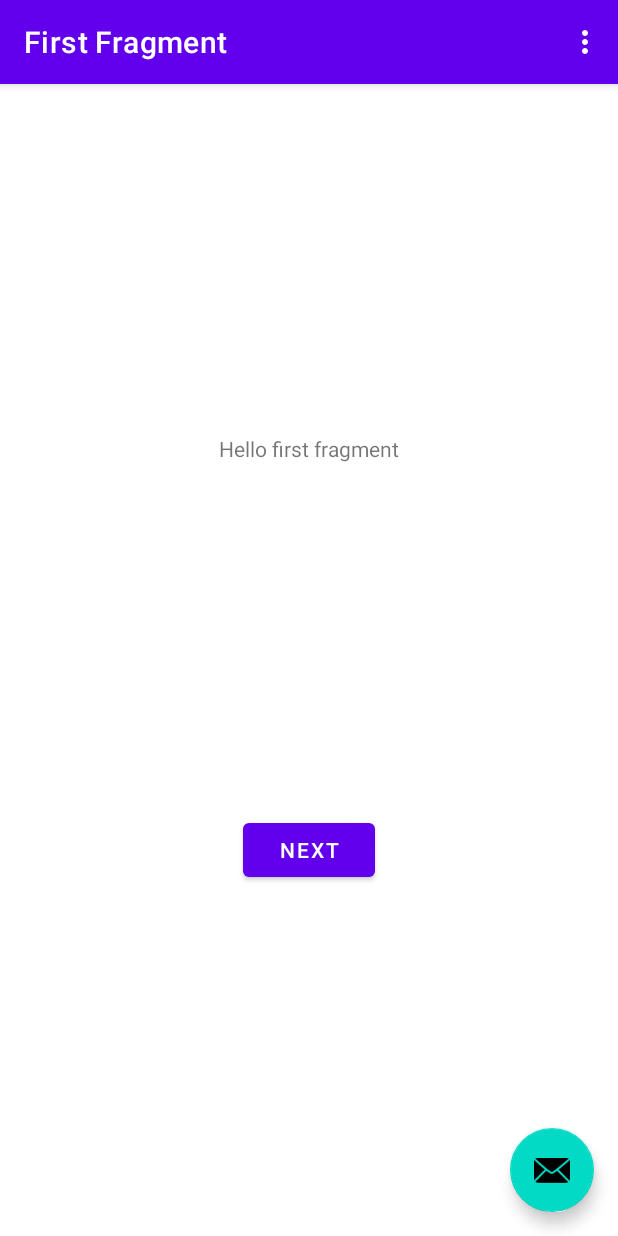
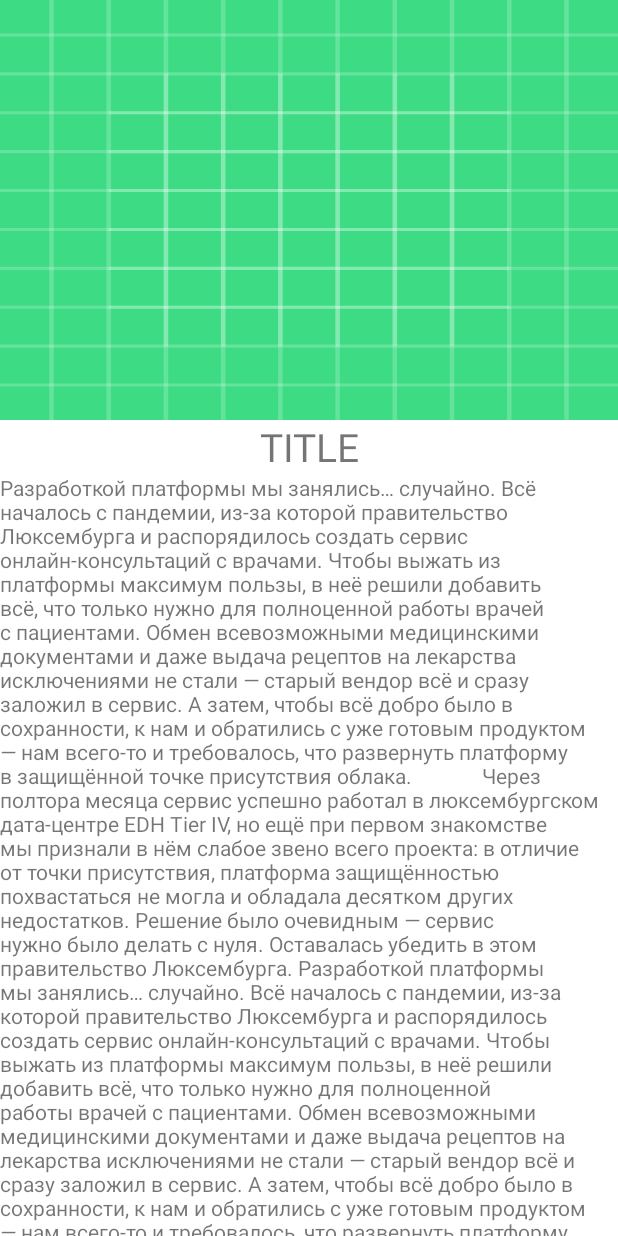
Before and after one commit to karateka-git/MotionLayoutTest, an Android app: the screen it shows after launch (MainActivity), on a phone screen of 412 x 824 dp. Run offline under Robolectric (Android 15) with nearby library versions, the phone set to English and light mode, and no system bars; our stand-ins replace navigation-ui.

Commit message:
add activity for youtube motion test

```diff
--- a/app/src/main/java/com/example/motionlayouttest/MainActivity.kt
+++ b/app/src/main/java/com/example/motionlayouttest/MainActivity.kt
@@ -1,13 +1,10 @@
 package com.example.motionlayouttest
 
 import android.os.Bundle
-import com.google.android.material.floatingactionbutton.FloatingActionButton
-import com.google.android.material.snackbar.Snackbar
 import androidx.appcompat.app.AppCompatActivity
 import androidx.navigation.findNavController
 import androidx.navigation.ui.AppBarConfiguration
 import androidx.navigation.ui.navigateUp
-import androidx.navigation.ui.setupActionBarWithNavController
 import android.view.Menu
 import android.view.MenuItem
 
@@ -17,17 +14,17 @@ class MainActivity : AppCompatActivity() {
 
     override fun onCreate(savedInstanceState: Bundle?) {
         super.onCreate(savedInstanceState)
-        setContentView(R.layout.activity_main)
+        setContentView(R.layout.activity_main_first_motion_element)
         setSupportActionBar(findViewById(R.id.toolbar))
 
-        val navController = findNavController(R.id.nav_host_fragment_content_main)
-        appBarConfiguration = AppBarConfiguration(navController.graph)
-        setupActionBarWithNavController(navController, appBarConfiguration)
+//        val navController = findNavController(R.id.nav_host_fragment_content_main)
+//        appBarConfiguration = AppBarConfiguration(navController.graph)
+//        setupActionBarWithNavController(navController, appBarConfiguration)
 
-        findViewById<FloatingActionButton>(R.id.fab).setOnClickListener { view ->
-            Snackbar.make(view, "Replace with your own action", Snackbar.LENGTH_LONG)
-                    .setAction("Action", null).show()
-        }
+//        findViewById<FloatingActionButton>(R.id.fab).setOnClickListener { view ->
+//            Snackbar.make(view, "Replace with your own action", Snackbar.LENGTH_LONG)
+//                    .setAction("Action", null).show()
+//        }
     }
 
     override fun onCreateOptionsMenu(menu: Menu): Boolean {
--- a/app/src/main/res/layout/activity_main_firest_motion_element.xml
+++ /dev/null
@@ -1,6 +0,0 @@
-<?xml version="1.0" encoding="utf-8"?>
-<androidx.constraintlayout.widget.ConstraintLayout xmlns:android="http://schemas.android.com/apk/res/android"
-    android:layout_width="match_parent"
-    android:layout_height="match_parent">
-
-</androidx.constraintlayout.widget.ConstraintLayout>
--- /dev/null
+++ b/app/src/main/res/layout/activity_main_first_motion_element.xml
@@ -0,0 +1,59 @@
+<?xml version="1.0" encoding="utf-8"?>
+<androidx.constraintlayout.widget.ConstraintLayout xmlns:android="http://schemas.android.com/apk/res/android"
+    xmlns:app="http://schemas.android.com/apk/res-auto"
+    android:layout_width="match_parent"
+    android:layout_height="match_parent">
+
+    <ImageView
+        android:id="@+id/backgroundImage"
+        android:layout_width="0dp"
+        android:layout_height="280dp"
+        app:layout_constraintEnd_toEndOf="parent"
+        app:layout_constraintStart_toStartOf="parent"
+        app:layout_constraintTop_toTopOf="parent"
+        android:background="@drawable/ic_launcher_background" />
+
+    <TextView
+        android:id="@+id/textTitle"
+        android:layout_width="wrap_content"
+        android:layout_height="wrap_content"
+        app:layout_constraintEnd_toEndOf="parent"
+        app:layout_constraintStart_toStartOf="parent"
+        app:layout_constraintTop_toBottomOf="@+id/backgroundImage"
+        android:text="TITLE"
+        android:textSize="26sp"
+        android:gravity="center" />
+
+    <ScrollView
+        android:id="@+id/textScroll"
+        android:layout_width="0dp"
+        android:layout_height="wrap_content"
+        app:layout_constraintEnd_toEndOf="parent"
+        app:layout_constraintStart_toStartOf="parent"
+        app:layout_constraintTop_toBottomOf="@+id/textTitle" >
+
+        <LinearLayout
+            android:layout_width="match_parent"
+            android:layout_height="0dp"
+            app:layout_constraintEnd_toEndOf="parent"
+            app:layout_constraintStart_toStartOf="parent"
+            app:layout_constraintTop_toTopOf="parent"
+            app:layout_constraintBottom_toBottomOf="parent">
+
+            <TextView
+                android:id="@+id/textScrollContent"
+                android:layout_width="match_parent"
+                android:layout_height="match_parent"
+                android:text="Разработкой платформы мы занялись… случайно. Всё началось с пандемии, из-за которой правительство Люксембурга и распорядилось создать сервис онлайн-консультаций с врачами. Чтобы выжать из платформы максимум пользы, в неё решили добавить всё, что только нужно для полноценной работы врачей с пациентами. Обмен всевозможными медицинскими документами и даже выдача рецептов на лекарства исключениями не стали — старый вендор всё и сразу заложил в сервис. А затем, чтобы всё добро было в сохранности, к нам и обратились с уже готовым продуктом — нам всего-то и требовалось, что развернуть платформу в защищённой точке присутствия облака.
+
+            Через полтора месяца сервис успешно работал в люксембургском дата-центре EDH Tier IV, но ещё при первом знакомстве мы признали в нём слабое звено всего проекта: в отличие от точки присутствия, платформа защищённостью похвастаться не могла и обладала десятком других недостатков. Решение было очевидным — сервис нужно было делать с нуля. Оставалась убедить в этом правительство Люксембурга.
+Разработкой платформы мы занялись… случайно. Всё началось с пандемии, из-за которой правительство Люксембурга и распорядилось создать сервис онлайн-консультаций с врачами. Чтобы выжать из платформы максимум пользы, в неё решили добавить всё, что только нужно для полноценной работы врачей с пациентами. Обмен всевозможными медицинскими документами и даже выдача рецептов на лекарства исключениями не стали — старый вендор всё и сразу заложил в сервис. А затем, чтобы всё добро было в сохранности, к нам и обратились с уже готовым продуктом — нам всего-то и требовалось, что развернуть платформу в защищённой точке присутствия облака.
+
+            Через полтора месяца сервис успешно работал в люксембургском дата-центре EDH Tier IV, но ещё при первом знакомстве мы признали в нём слабое звено всего проекта: в отличие от точки присутствия, платформа защищённостью похвастаться не могла и обладала десятком других недостатков. Решение было очевидным — сервис нужно было делать с нуля. Оставалась убедить в этом правительство Люксембурга.
+" />
+        </LinearLayout>
+    </ScrollView>
+
+
+
+</androidx.constraintlayout.widget.ConstraintLayout>
```
